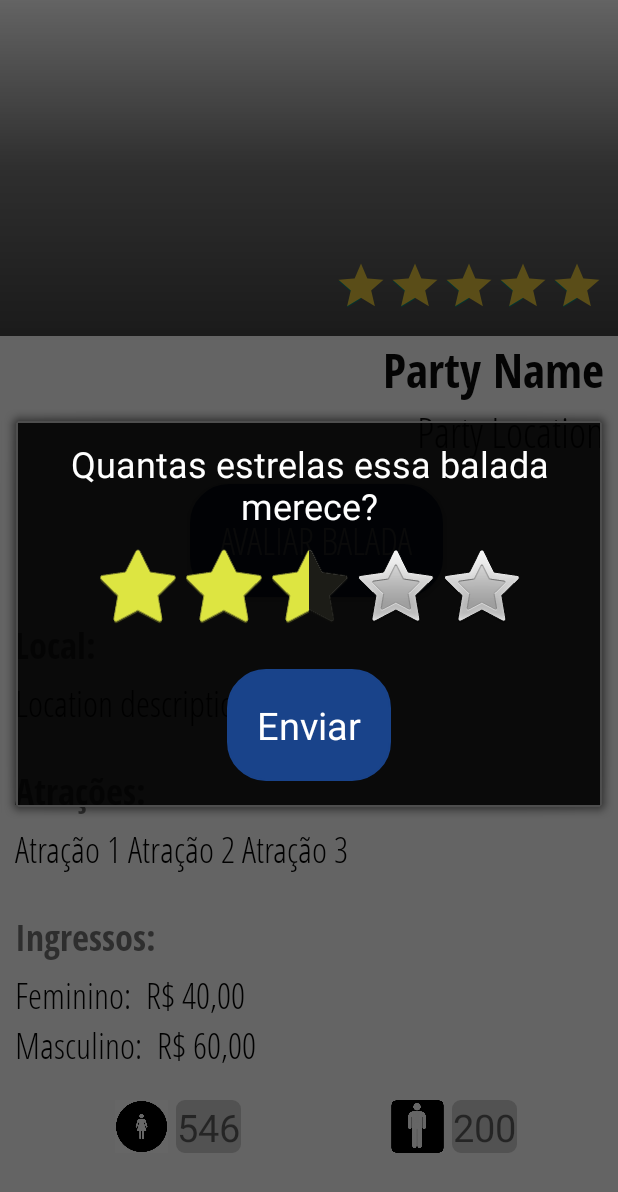
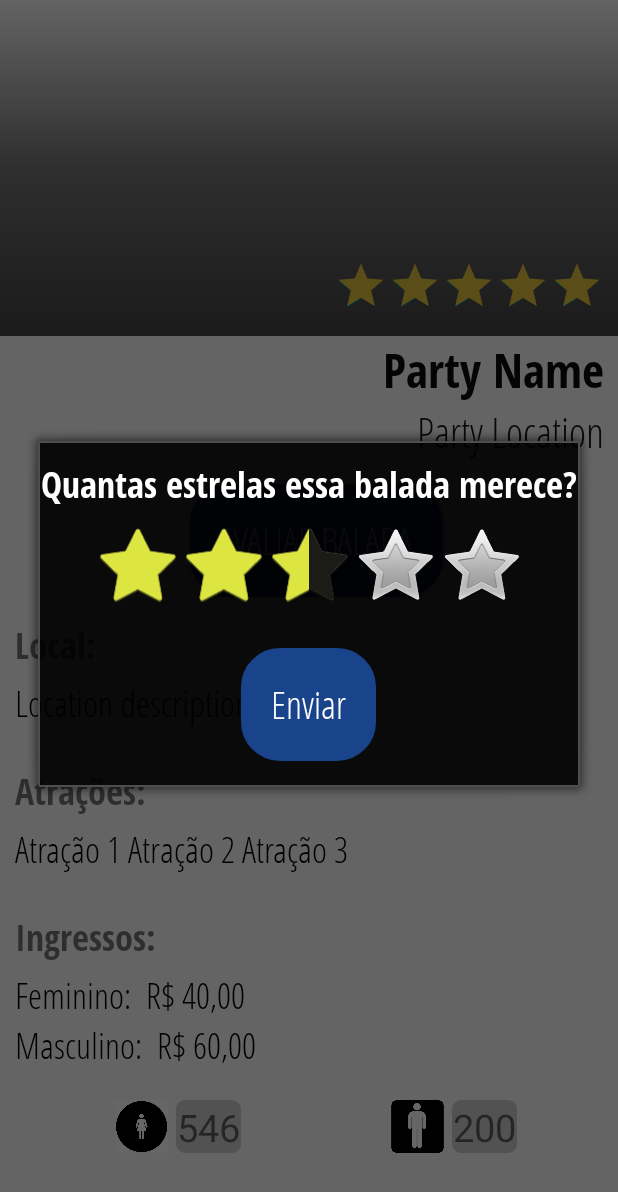
Before and after one commit to isaacborges/BaladaCerta, an Android app: the PartyInfo screen opened directly, with no data from a screen before it, after a tap on "AVALIAR BALADA", on a phone screen of 412 x 824 dp. Shown: the top 1192 px of the screen. Run offline under Robolectric (Android 15) with nearby library versions, the phone set to English and light mode, and no system bars; 5 statements that could not run were skipped.

Commit message:
Changing font-family of the rank dialog

```diff
--- a/PartiuBalada/app/src/main/java/unlv/erc/partiubalada/view/LocationChecker.java
+++ b/PartiuBalada/app/src/main/java/unlv/erc/partiubalada/view/LocationChecker.java
@@ -13,7 +13,6 @@ import com.google.android.gms.maps.model.MarkerOptions;
 import unlv.erc.partiubalada.R;
 
 public class LocationChecker extends FragmentActivity implements OnMapReadyCallback {
-
     private GoogleMap mMap;
 
     @Override
--- a/PartiuBalada/app/src/main/java/unlv/erc/partiubalada/view/PartyInfo.java
+++ b/PartiuBalada/app/src/main/java/unlv/erc/partiubalada/view/PartyInfo.java
@@ -30,6 +30,8 @@ public class PartyInfo extends AppCompatActivity {
     private TextView partyTicketMaleTittle;
     private TextView partyTicketMalePrice;
     private Button evaluateParty;
+    private Typeface openSans;
+    private Typeface openSansBold;
 
     @Override
     protected void onCreate(Bundle savedInstanceState) {
@@ -56,11 +58,13 @@ public class PartyInfo extends AppCompatActivity {
                 rankDialog = new Dialog(PartyInfo.this, R.style.FullHeightDialog);
                 rankDialog.setContentView(R.layout.rank_dialog);
                 rankDialog.setCancelable(true);
-                ratingBar = (RatingBar) rankDialog.findViewById(R.id.dialog_ratingbar);
+                ratingBar = (RatingBar) rankDialog.findViewById(R.id.dialogRatingbar);
 
-                TextView text = (TextView) rankDialog.findViewById(R.id.rank_dialog_text1);
+                TextView text = (TextView) rankDialog.findViewById(R.id.rankDialogText1);
+                text.setTypeface(openSansBold);
 
-                Button updateButton = (Button) rankDialog.findViewById(R.id.rank_dialog_button);
+                Button updateButton = (Button) rankDialog.findViewById(R.id.rankDialogButton);
+                updateButton.setTypeface(openSans);
                 final Dialog finalRankDialog = rankDialog;
                 final RatingBar finalRatingBar = ratingBar;
                 updateButton.setOnClickListener(new View.OnClickListener() {
@@ -83,8 +87,8 @@ public class PartyInfo extends AppCompatActivity {
     }
 
     private void setTypefaceOnViewTexts(Party party) {
-        Typeface openSans = Typeface.createFromAsset(getAssets(), "OpenSans-CondLight.ttf");
-        Typeface openSansBold = Typeface.createFromAsset(getAssets(), "OpenSans-CondBold.ttf");
+        openSans = Typeface.createFromAsset(getAssets(), "OpenSans-CondLight.ttf");
+        openSansBold = Typeface.createFromAsset(getAssets(), "OpenSans-CondBold.ttf");
 
         partyName = (TextView) findViewById(R.id.partyName);
         partyName.setText(party.getPartyName());
--- a/PartiuBalada/app/src/main/res/layout/rank_dialog.xml
+++ b/PartiuBalada/app/src/main/res/layout/rank_dialog.xml
@@ -6,7 +6,7 @@
     >
 
     <TextView
-        android:id="@+id/rank_dialog_text1"
+        android:id="@+id/rankDialogText1"
         android:layout_width="wrap_content"
         android:layout_height="wrap_content"
         android:layout_gravity="center"
@@ -17,7 +17,7 @@
         android:textSize="24dp"/>
 
     <RatingBar
-        android:id="@+id/dialog_ratingbar"
+        android:id="@+id/dialogRatingbar"
         android:layout_width="wrap_content"
         android:layout_height="wrap_content"
         android:layout_gravity="center"
@@ -32,7 +32,7 @@
         android:secondaryProgressTint="#1c1c17"/>
 
     <Button
-        android:id="@+id/rank_dialog_button"
+        android:id="@+id/rankDialogButton"
         android:layout_width="wrap_content"
         android:layout_height="wrap_content"
         android:layout_gravity="center"
```
